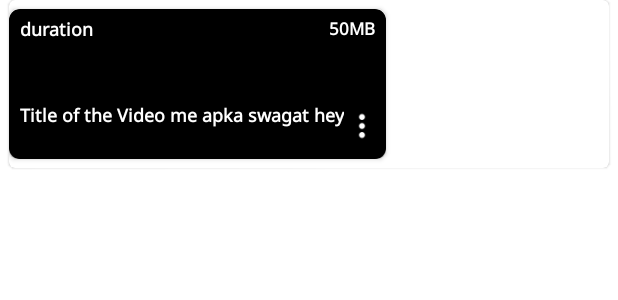
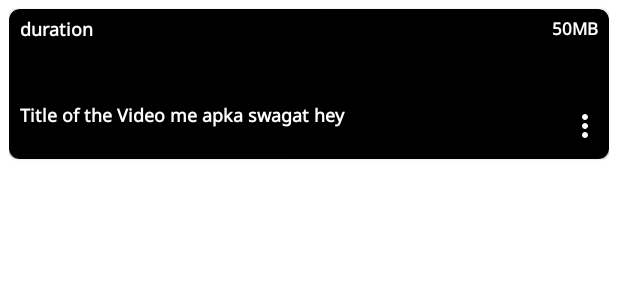
Before and after one commit to yashgorasiya/Video, an Android app: the layout compect_preview.xml on its own in the app's theme, with its tools: preview values and no code run, on a phone screen of 412 x 824 dp. Shown: the top 300 px of the screen. Run offline under Robolectric (Android 15) with nearby library versions, the light colour scheme and no system bars.

Commit message:
Fix Grid Item View

```diff
--- a/app/src/main/res/layout/compect_preview.xml
+++ b/app/src/main/res/layout/compect_preview.xml
@@ -1,19 +1,20 @@
 <?xml version="1.0" encoding="utf-8"?>
-<com.google.android.material.card.MaterialCardView xmlns:android="http://schemas.android.com/apk/res/android"
+<androidx.constraintlayout.widget.ConstraintLayout xmlns:android="http://schemas.android.com/apk/res/android"
     xmlns:app="http://schemas.android.com/apk/res-auto"
     xmlns:tools="http://schemas.android.com/tools"
     android:backgroundTint="@color/statusbar"
-    android:id="@+id/previewMaterialCard"
+    android:id="@+id/previewTileLayout"
     android:layout_width="match_parent"
-    android:layout_height="wrap_content"
     android:layout_marginStart="6dp"
-    android:layout_marginEnd="6dp">
+    android:layout_marginEnd="6dp"
+    android:layout_height="wrap_content">
 
 
-    <androidx.cardview.widget.CardView
-        android:layout_width="wrap_content"
+    <com.google.android.material.card.MaterialCardView
+        android:layout_width="match_parent"
         android:layout_height="100dp"
         android:layout_marginTop="6dp"
+        android:id="@+id/previewMaterialCard"
         android:layout_marginBottom="6dp"
         app:cardCornerRadius="6dp"
         app:layout_constraintBottom_toBottomOf="parent"
@@ -26,8 +27,8 @@
             android:id="@+id/thumbnail"
             android:layout_width="match_parent"
             android:layout_height="match_parent"
+            android:scaleType="centerCrop"
             android:background="@drawable/preview_thumbnail_bg"
-            android:scaleType="centerCrop"
             tools:ignore="MissingConstraints" />
 
         <LinearLayout
@@ -132,7 +133,7 @@
         </androidx.constraintlayout.widget.ConstraintLayout>
 
 
-    </androidx.cardview.widget.CardView>
+    </com.google.android.material.card.MaterialCardView>
 
 
-</com.google.android.material.card.MaterialCardView>
+</androidx.constraintlayout.widget.ConstraintLayout>
--- a/app/src/main/res/layout/preview.xml
+++ b/app/src/main/res/layout/preview.xml
@@ -97,7 +97,7 @@
             android:textStyle="bold"
             app:layout_constraintBottom_toBottomOf="parent"
             app:layout_constraintEnd_toEndOf="parent"
-            app:layout_constraintStart_toEndOf="@+id/cardView"
+            app:layout_constraintStart_toEndOf="@+id/previewMaterialCard"
             app:layout_constraintTop_toTopOf="parent" />
 
         <ImageView
```
Also changed, not shown: app/src/main/java/com/yjisolutions/video/VideosFragment.java (+3 -5 lines).
